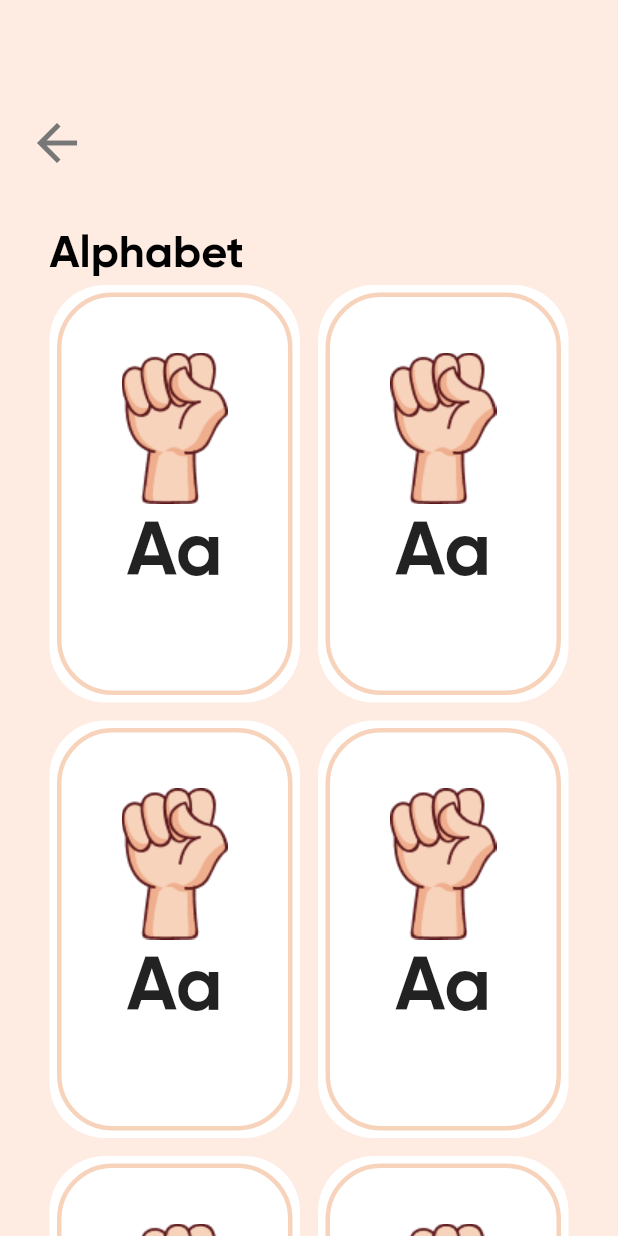
After one commit to Multibala/nazar_audar_app, a Flutter app: the LearnWordPage screen opened by its route, on a phone screen of 412 x 824 dp. The commit adds this screen. Run offline on Flutter 3.47's test engine with Material 2 defaults, Android fonts, the phone set to English and light mode, and no system bars; our stand-ins replace sqflite, toast; missing offline and left inert: dart:ffi; accounts and stored records are empty.

Commit message:
adding learn_alphabet

```diff
--- a/lib/constants/routes.dart
+++ b/lib/constants/routes.dart
@@ -5,3 +5,4 @@ const handGestureRoute = '/hand_gesture/';
 const profilePageRoute = '/profile';
 const emotionsPageRoute = '/emotions';
 const categoryPageRoute = '/emotions/category';
+const learnAplhabetPageRoute = handGestureRoute + 'learn_alphabet';
--- a/lib/main.dart
+++ b/lib/main.dart
@@ -3,6 +3,7 @@ import 'package:nazar_audar_app/pages/category_screen.dart';
 import 'package:nazar_audar_app/pages/emotions_screen.dart';
 import 'package:nazar_audar_app/pages/hand_gesture.dart';
 import 'package:nazar_audar_app/pages/home_screen.dart';
+import 'package:nazar_audar_app/pages/learn_alphabet_page.dart';
 import 'package:nazar_audar_app/pages/login_page.dart';
 import 'package:nazar_audar_app/pages/profile_page.dart';
 import 'package:nazar_audar_app/pages/signup_page.dart';
@@ -21,6 +22,7 @@ Future<void> main() async {
       profilePageRoute: (context) => ProfilePage(),
       emotionsPageRoute: (context) => EmotionsPage(),
       categoryPageRoute: (context) => CategoryPage(),
+      learnAplhabetPageRoute: (context) => LearnWordPage(),
     },
     initialRoute: loginPageRoute,
   ));
--- a/lib/pages/hand_gesture.dart
+++ b/lib/pages/hand_gesture.dart
@@ -1,6 +1,7 @@
 import 'package:flutter/material.dart';
 import 'package:nazar_audar_app/constants/colors.dart';
 import 'package:nazar_audar_app/constants/fonts.dart';
+import 'package:nazar_audar_app/constants/routes.dart';
 
 class HandGestureScreen extends StatefulWidget {
   const HandGestureScreen({Key? key}) : super(key: key);
@@ -88,9 +89,12 @@ class _HandGestureScreenState extends State<HandGestureScreen> {
     );
   }
 
-  Widget buildRectanle(String title, Image image, Color color) {
+  Widget buildRectanle(String title, Image image, Color color,
+      {url = '/learn_words'}) {
     return TextButton(
-      onPressed: () {},
+      onPressed: () {
+        Navigator.pushNamed(context, learnAplhabetPageRoute);
+      },
       child: Container(
         padding: const EdgeInsets.only(left: 20),
         decoration: BoxDecoration(
--- /dev/null
+++ b/lib/pages/learn_alphabet_page.dart
@@ -0,0 +1,95 @@
+import 'package:flutter/material.dart';
+import 'package:nazar_audar_app/constants/colors.dart';
+
+import '../constants/fonts.dart';
+
+class LearnWordPage extends StatelessWidget {
+  const LearnWordPage({Key? key}) : super(key: key);
+
+  @override
+  Widget build(BuildContext context) {
+    var urlTemp = 'images/Aa.png';
+    return Scaffold(
+      backgroundColor: HexColor.fromHex("#FEECE3"),
+      appBar: AppBar(
+        elevation: 0,
+        backgroundColor: HexColor.fromHex("#FEECE3"),
+        leading: Container(
+          margin: const EdgeInsets.only(top: 0, left: 10),
+          child: IconButton(
+            icon: Icon(Icons.arrow_back, color: HexColor.fromHex('#777777')),
+            iconSize: 40,
+            onPressed: () => Navigator.of(context).pop(),
+          ),
+        ),
+        toolbarHeight: 190,
+        flexibleSpace: Container(
+          padding: const EdgeInsets.only(top: 150, left: 33),
+          child: const Text(
+            'Alphabet',
+            style: TextStyle(
+              color: Colors.black,
+              fontFamily: loginPageFont,
+              fontWeight: FontWeight.w700,
+              fontSize: 30,
+              fontStyle: FontStyle.normal,
+            ),
+          ),
+        ),
+      ),
+      body: GridView.count(
+        crossAxisCount: 2,
+        mainAxisSpacing: 12,
+        crossAxisSpacing: 12,
+        childAspectRatio: 0.60,
+        padding: const EdgeInsets.symmetric(horizontal: 33),
+        children: List.generate(26, getWordWidgetCanvas),
+      ),
+    );
+  }
+
+  Widget getWordWidgetCanvas(index) {
+    return Container(
+        width: 156,
+        // height: 400,
+        padding: const EdgeInsets.all(5),
+        decoration: BoxDecoration(
+          color: Colors.white,
+          borderRadius: const BorderRadius.all(
+            Radius.circular(37),
+          ),
+        ),
+        child: Container(
+          padding: const EdgeInsets.all(37),
+          decoration: BoxDecoration(
+              borderRadius: const BorderRadius.all(
+                Radius.circular(37),
+              ),
+              border: Border.all(
+                width: 3,
+                color: HexColor.fromHex('#FFF7D3BC'),
+              )),
+          // width: 145,
+          height: 234,
+          child: Column(
+            crossAxisAlignment: CrossAxisAlignment.center,
+            children: [
+              Image(
+                image: AssetImage('images/Aa.png'),
+                // height: 101,
+                // width: 71,
+              ),
+              Text(
+                'Aa',
+                textAlign: TextAlign.center,
+                style: TextStyle(
+                  fontFamily: loginPageFont,
+                  fontWeight: FontWeight.w700,
+                  fontSize: 50,
+                ),
+              )
+            ],
+          ),
+        ));
+  }
+}
--- a/pubspec.yaml
+++ b/pubspec.yaml
@@ -74,6 +74,7 @@ flutter:
     - images/emotion_animals.png
     - images/emotion_feelings.png
     - images/emotion_conversation.png
+    - images/Aa.png
     - assets/emotions.json
 
 
```
Also changed, not shown: images/Aa.png (added), lib/pages/learn_words.dart (added).
